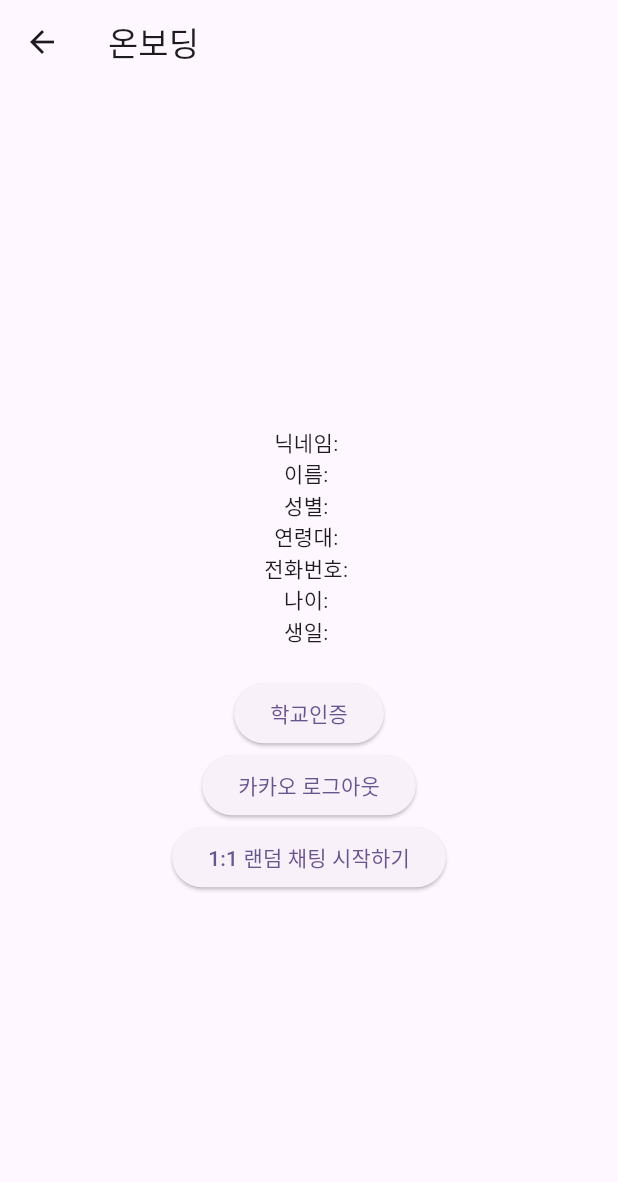
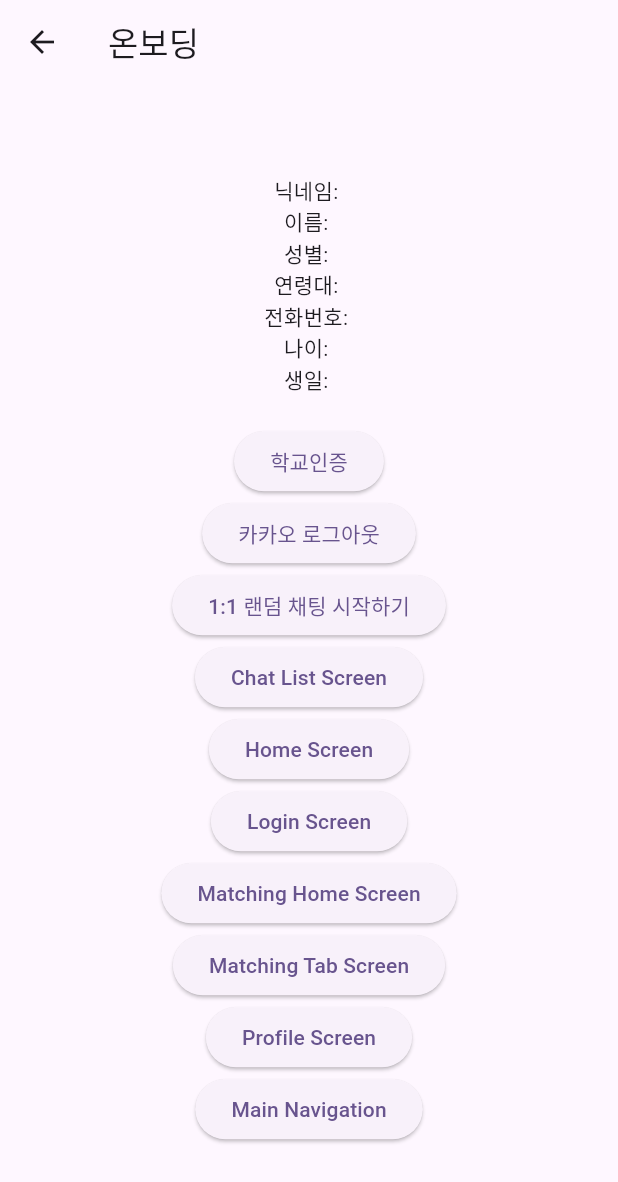
Before and after one commit to Dysfunction47th/mobileTeamProject, a Flutter app: the OnboardingScreen screen opened directly, on a phone screen of 412 x 824 dp. Shown: the top 1182 px of the screen. Run offline on Flutter 3.47's test engine with Material 3 defaults, Android fonts, the phone set to English and light mode, and no system bars; our stand-ins replace flutter_dotenv, logger; missing offline and left inert: kakao_flutter_sdk_common, kakao_flutter_sdk_user, mailer; accounts and stored records are empty.

```diff
--- a/lib/backend/socket/socket.dart
+++ b/lib/backend/socket/socket.dart
@@ -1,5 +1,6 @@
 import 'dart:io' show Platform;
 import 'package:flutter/foundation.dart';
+import 'package:mobile_team_project/backend/login/kakao_login.dart';
 import 'package:web_socket_channel/web_socket_channel.dart';
 
 class SocketManager {
@@ -44,6 +45,7 @@ class SocketManager {
       _channel!.sink.add(msg);
     } else {
       print("⚠️ 연결된 소켓이 없습니다.");
+      logger.i('⚠️ 연결된 소켓이 없습니다.');
     }
   }
 
--- a/lib/front/onboarding_screen.dart
+++ b/lib/front/onboarding_screen.dart
@@ -5,9 +5,29 @@ import 'package:mobile_team_project/front/schoolCheck.dart';
 import 'package:mobile_team_project/front/screens/chat_screen.dart';
 import 'package:mobile_team_project/main.dart';
 
+import 'package:mobile_team_project/front/screens/chat_list_screen.dart';
+import 'package:mobile_team_project/front/screens/chat_room_screen.dart';
+import 'package:mobile_team_project/front/screens/home_screen.dart';
+import 'package:mobile_team_project/front/screens/login_screen.dart';
+import 'package:mobile_team_project/front/screens/matching_home_screen.dart';
+import 'package:mobile_team_project/front/screens/matching_tab_screen.dart';
+import 'package:mobile_team_project/front/screens/profile_screen.dart';
+import 'package:mobile_team_project/front/screens/chat_screen.dart';
+
+import 'main_navigation.dart';
+
+
 class OnboardingScreen extends StatelessWidget {
   const OnboardingScreen({super.key});
 
+  void _go(BuildContext context, Widget screen) {
+    Navigator.push(
+      context,
+      MaterialPageRoute(
+        builder: (_) => screen, // 전달된 화면으로 이동
+      ),
+    );
+  }
   @override
   Widget build(BuildContext context) {
     final user = UserData.user;
@@ -70,6 +90,70 @@ class OnboardingScreen extends StatelessWidget {
               },
               child: const Text('1:1 랜덤 채팅 시작하기'),
             ),
+            // ===== 화면 이동 버튼들 =====
+
+            // 채팅 리스트 화면 이동
+            ElevatedButton(
+              onPressed: () =>
+                  _go(context, const ChatListScreen()),
+              child: const Text("Chat List Screen"),
+            ),
+
+            // 채팅방 화면 (현재 required parameter 때문에 주석 처리됨)
+            // ElevatedButton(
+            //   onPressed: () =>
+            //       _go(context, const ChatRoomScreen()),
+            //   child: const Text("Chat Room Screen"),
+            // ),
+
+            // 홈 화면 이동
+            ElevatedButton(
+              onPressed: () =>
+                  _go(context, const HomeScreen()),
+              child: const Text("Home Screen"),
+            ),
+
+            // // 홈 화면 이동
+            // ElevatedButton(
+            //   onPressed: () =>
+            //       _go(context, const SimpleChatApp()),
+            //   child: const Text("Home Screen"),
+            // ),
+
+            // 로그인 화면 이동
+            ElevatedButton(
+              onPressed: () =>
+                  _go(context, const LoginScreen()),
+              child: const Text("Login Screen"),
+            ),
+
+            // 매칭 홈 화면 이동
+            ElevatedButton(
+              onPressed: () =>
+                  _go(context, const MatchingHomeScreen()),
+              child: const Text("Matching Home Screen"),
+            ),
+
+            // 매칭 탭 화면 이동
+            ElevatedButton(
+              onPressed: () =>
+                  _go(context, const MatchingTabScreen()),
+              child: const Text("Matching Tab Screen"),
+            ),
+
+            // 프로필 화면 이동
+            ElevatedButton(
+              onPressed: () =>
+                  _go(context, const ProfileScreen()),
+              child: const Text("Profile Screen"),
+            ),
+
+            // 메인 네비게이션 화면 이동 (앱 구조 핵심 화면일 가능성 큼)
+            ElevatedButton(
+              onPressed: () =>
+                  _go(context, const MainNavigation()),
+              child: const Text("Main Navigation"),
+            ),
           ],
         ),
       ),
```
Also changed, not shown: lib/backend/login/kakao_login.dart (+15 -9 lines), lib/main.dart (+47 -48 lines), 1 other file.
